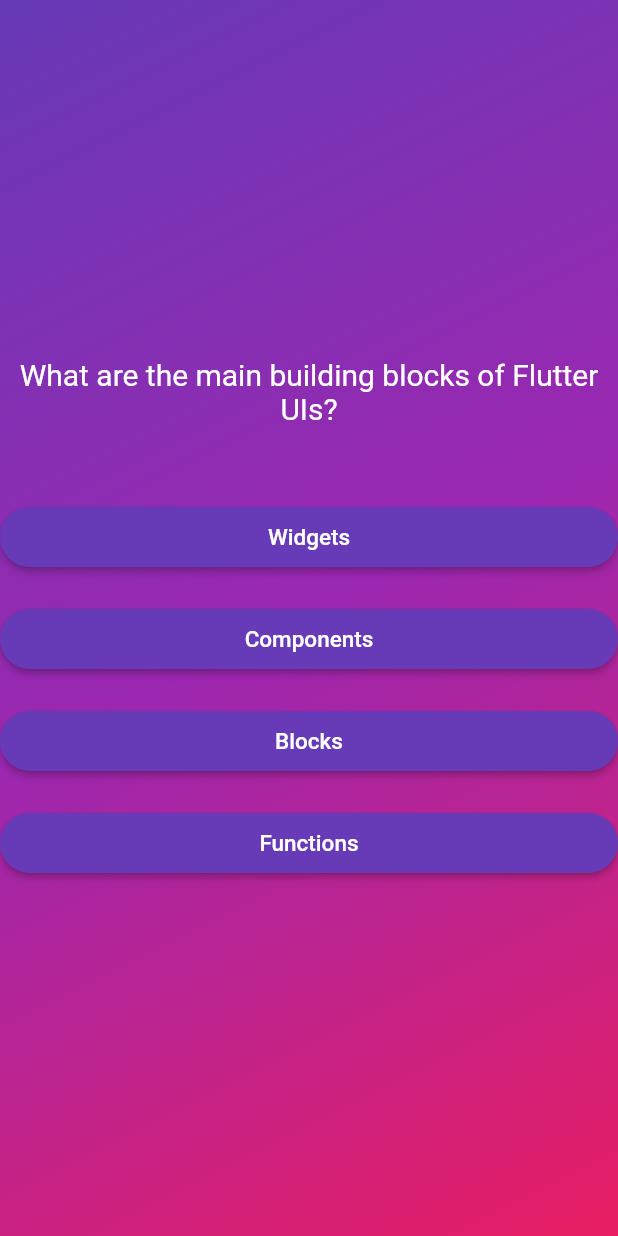
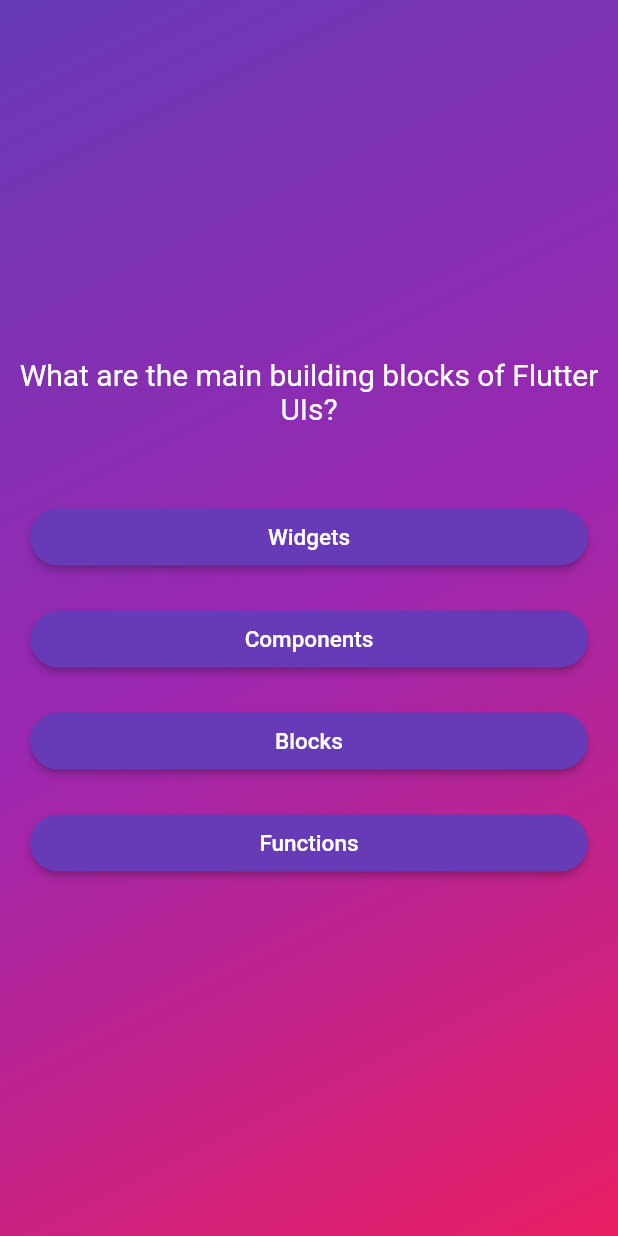
Before and after one commit to vicentedpsantos/quizapp, a Flutter app: the screen it shows after launch, after a tap on "Start Quiz!", on a phone screen of 412 x 824 dp. Run offline on Flutter 3.47's test engine with Material 2 defaults, Android fonts, the phone set to English and light mode, and no system bars.

Commit message:
Use container to give colum margin

```diff
--- a/lib/question_answers.dart
+++ b/lib/question_answers.dart
@@ -21,8 +21,8 @@ class QuestionAnswers extends StatelessWidget {
                     foregroundColor: Colors.white,
                     shape: RoundedRectangleBorder(
                         borderRadius: BorderRadius.circular(40)),
-                    padding: EdgeInsets.symmetric(vertical: 10, horizontal: 40),
-                    minimumSize: Size(double.infinity, 40)),
+                    padding:
+                        EdgeInsets.symmetric(vertical: 10, horizontal: 40)),
                 child: Text(answer,
                     style:
                         const TextStyle(fontSize: 15.0, color: Colors.white)),
@@ -34,7 +34,11 @@ class QuestionAnswers extends StatelessWidget {
 
   @override
   Widget build(context) {
-    return Column(
-        mainAxisSize: MainAxisSize.min, children: decorateAnswers(answers));
+    return Container(
+        margin: const EdgeInsets.symmetric(vertical: 0, horizontal: 20),
+        child: Column(
+            crossAxisAlignment: CrossAxisAlignment.stretch,
+            mainAxisSize: MainAxisSize.min,
+            children: decorateAnswers(answers)));
   }
 }
```
